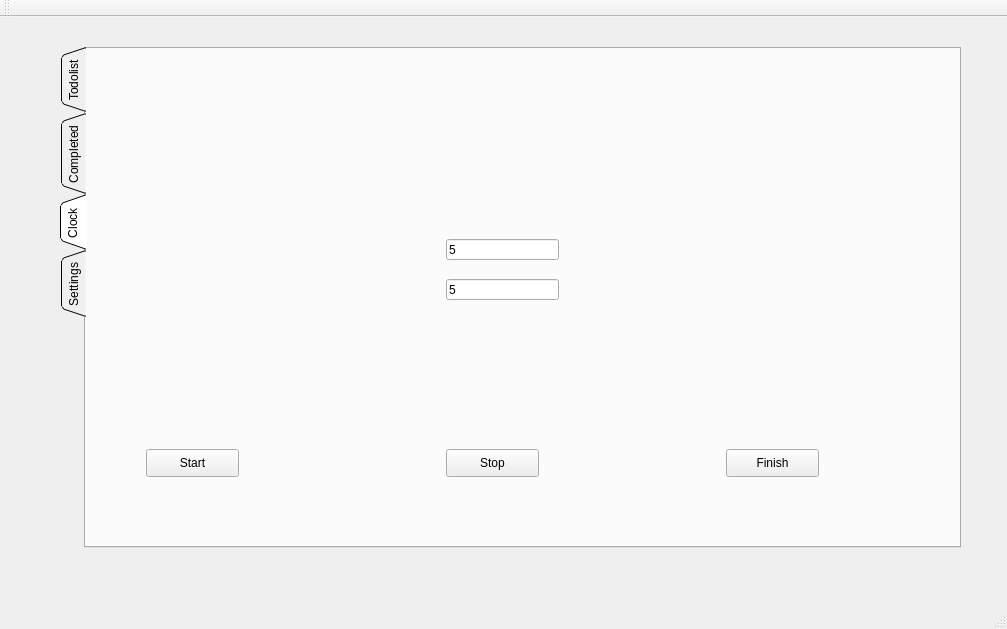
This is TomatoClock/tomatoclock.ui in TomatoClock0/TomatoClock_team as Qt 5 draws it before an edit. The edited form follows.
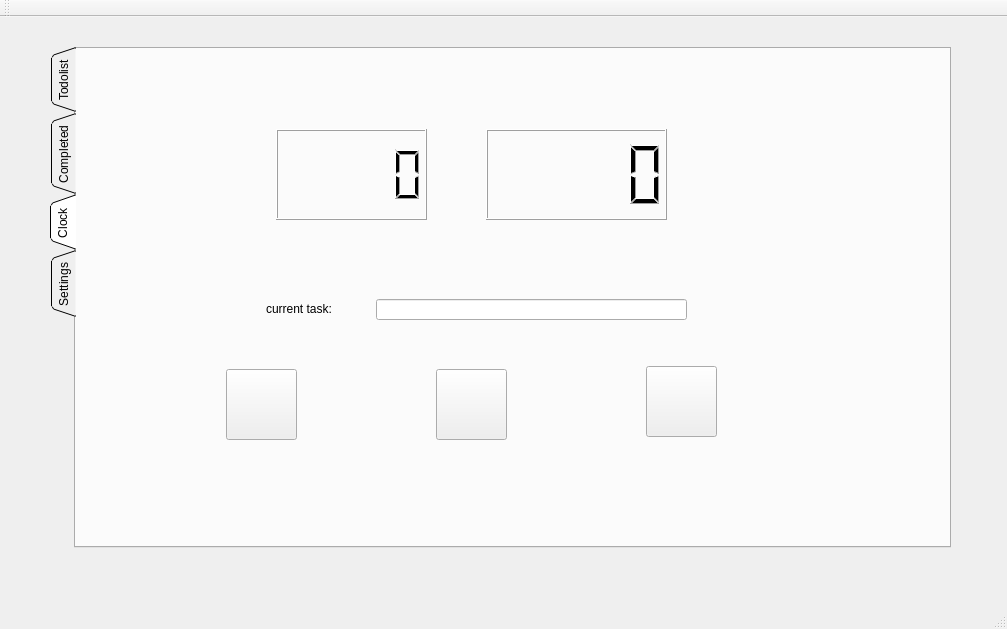
This is the edited form. The open tabs and pages were chosen to show the change.

```diff
--- a/TomatoClock/tomatoclock.ui
+++ b/TomatoClock/tomatoclock.ui
@@ -20,7 +20,7 @@
     </property>
     <property name="geometry">
      <rect>
-      <x>60</x>
+      <x>50</x>
       <y>30</y>
       <width>901</width>
       <height>501</height>
@@ -120,66 +120,83 @@
      <widget class="QPushButton" name="Start">
       <property name="geometry">
        <rect>
-        <x>60</x>
-        <y>400</y>
-        <width>93</width>
-        <height>28</height>
+        <x>150</x>
+        <y>320</y>
+        <width>71</width>
+        <height>71</height>
        </rect>
       </property>
       <property name="text">
-       <string>Start</string>
+       <string/>
       </property>
      </widget>
      <widget class="QPushButton" name="Stop">
       <property name="geometry">
        <rect>
         <x>360</x>
-        <y>400</y>
-        <width>93</width>
-        <height>28</height>
+        <y>320</y>
+        <width>71</width>
+        <height>71</height>
        </rect>
       </property>
       <property name="text">
-       <string>Stop</string>
+       <string/>
       </property>
      </widget>
      <widget class="QPushButton" name="Finish">
       <property name="geometry">
        <rect>
-        <x>640</x>
-        <y>400</y>
-        <width>93</width>
-        <height>28</height>
+        <x>570</x>
+        <y>317</y>
+        <width>71</width>
+        <height>71</height>
        </rect>
       </property>
       <property name="text">
-       <string>Finish</string>
+       <string/>
       </property>
      </widget>
-     <widget class="QLineEdit" name="clock">
+     <widget class="QLCDNumber" name="minute_clock">
       <property name="geometry">
        <rect>
-        <x>360</x>
-        <y>190</y>
-        <width>113</width>
-        <height>21</height>
+        <x>200</x>
+        <y>80</y>
+        <width>151</width>
+        <height>91</height>
        </rect>
       </property>
-      <property name="text">
-       <string>5</string>
+     </widget>
+     <widget class="QLCDNumber" name="second_clock">
+      <property name="geometry">
+       <rect>
+        <x>410</x>
+        <y>80</y>
+        <width>181</width>
+        <height>91</height>
+       </rect>
       </property>
      </widget>
      <widget class="QLineEdit" name="clock1">
       <property name="geometry">
        <rect>
-        <x>360</x>
-        <y>230</y>
-        <width>113</width>
+        <x>300</x>
+        <y>250</y>
+        <width>311</width>
         <height>21</height>
        </rect>
       </property>
+     </widget>
+     <widget class="QLabel" name="label_5">
+      <property name="geometry">
+       <rect>
+        <x>190</x>
+        <y>250</y>
+        <width>101</width>
+        <height>20</height>
+       </rect>
+      </property>
       <property name="text">
-       <string>5</string>
+       <string>current task:</string>
       </property>
      </widget>
     </widget>
```
Left out of the diff: 98 changed lines with no effect on the pictures.
